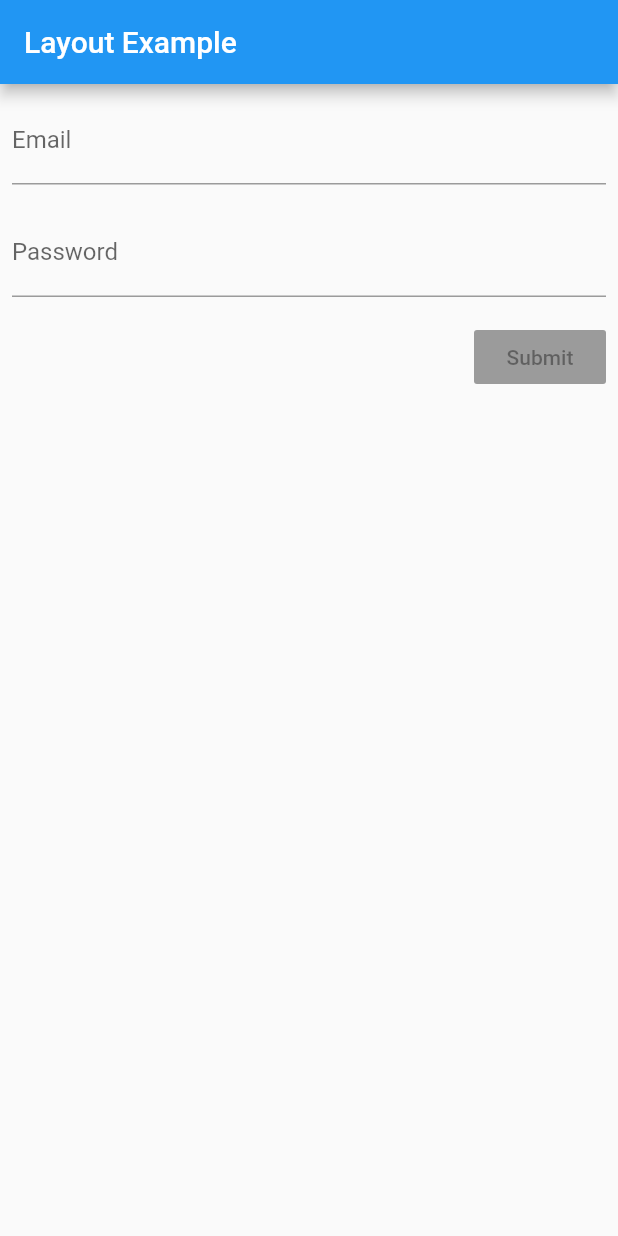
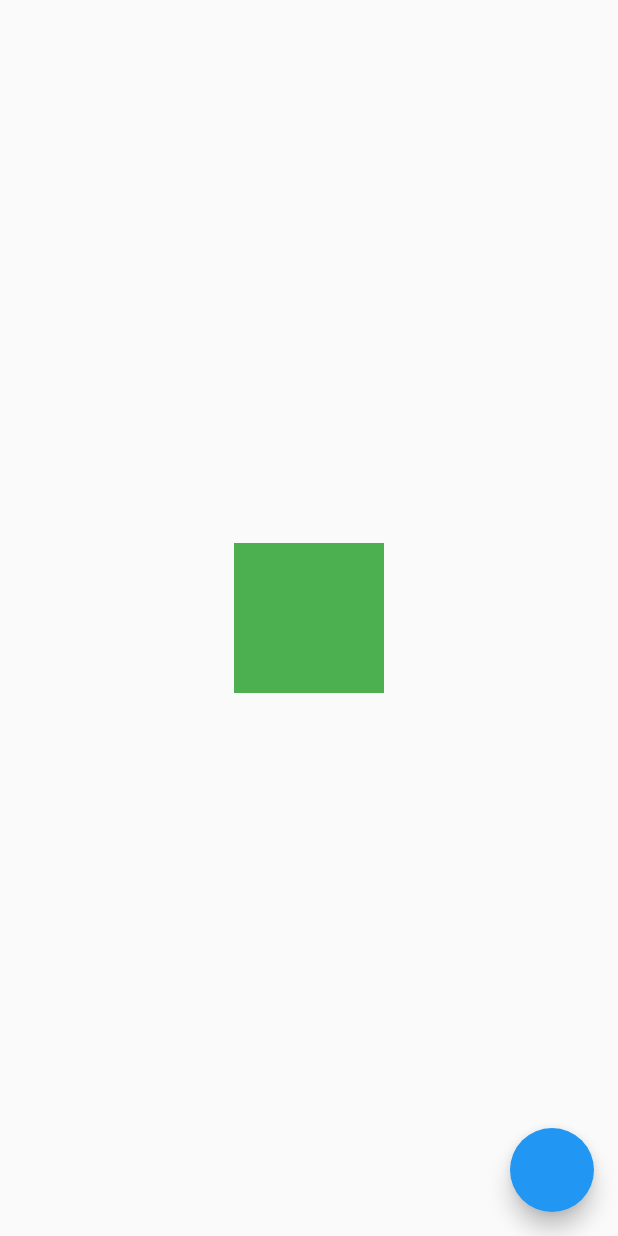
Before and after one commit to hiimlex/flutter-studys, a Flutter app: the screen it shows after launch, on a phone screen of 412 x 824 dp. Run offline on Flutter 3.47's test engine with Material 2 defaults, Android fonts, the phone set to English and light mode, and no system bars.

Commit message:
entendendo sttfull e sttless

```diff
--- /dev/null
+++ b/tutorial_series/lib/components/GrowingBox.dart
@@ -0,0 +1,37 @@
+import 'package:flutter/material.dart';
+import 'package:tutorial_series/components/FavoriteWidget.dart';
+
+class GrowingBox extends StatefulWidget {
+  @override
+  _GrowingBoxState createState() => _GrowingBoxState();
+}
+
+class _GrowingBoxState extends State<GrowingBox> {
+  static const double _startingSize = 100.0;
+  double _size = _startingSize;
+
+  @override
+  Widget build(BuildContext context) {
+    return InkWell(
+      onTap: grow,
+      onLongPress: reverseSize,
+      child: Container(
+        width: _size,
+        height: _size,
+        color: Colors.green,
+      ),
+    );
+  }
+
+  void grow() {
+    setState(() {
+      _size += 10.0;
+    });
+  }
+
+  void reverseSize() {
+    setState(() {
+      _size = _startingSize;
+    });
+  }
+}
--- a/tutorial_series/lib/main.dart
+++ b/tutorial_series/lib/main.dart
@@ -1,4 +1,7 @@
 import 'package:flutter/material.dart';
+import 'package:tutorial_series/components/FavoriteWidget.dart';
+
+import 'components/GrowingBox.dart';
 
 void main() => runApp(MyApp());
 
@@ -20,7 +23,7 @@ class MyApp extends StatelessWidget {
         // is not restarted.
         primarySwatch: Colors.blue,
       ),
-      home: MyHomePage(),
+      home: StatefulExample(),
     );
   }
 }
@@ -63,3 +66,34 @@ class MyHomePage extends StatelessWidget {
     );
   }
 }
+
+class StatefulExample extends StatefulWidget {
+  @override
+  _StatefulExampleState createState() => _StatefulExampleState();
+}
+
+class _StatefulExampleState extends State<StatefulExample> {
+  bool isBox = true;
+
+  @override
+  Widget build(BuildContext context) {
+    return Scaffold(
+      body: Center(
+        child: isBox ? GrowingBox() : FavoriteWidget(),
+      ),
+      floatingActionButton: FloatingActionButton(onPressed: changeBool),
+    );
+  }
+
+  void changeBool() {
+    if (isBox) {
+      setState(() {
+        isBox = false;
+      });
+    } else {
+      setState(() {
+        isBox = true;
+      });
+    }
+  }
+}
```
Also changed, not shown: tutorial_series/lib/components/FavoriteWidget.dart (added, +46 -0 lines).
